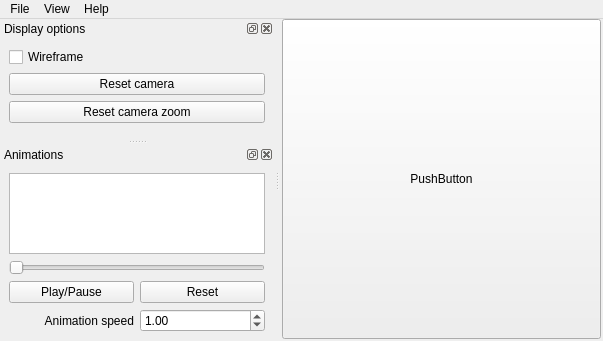
mapret/modelviewer, file ui/mainwindow.ui: the form before one commit.
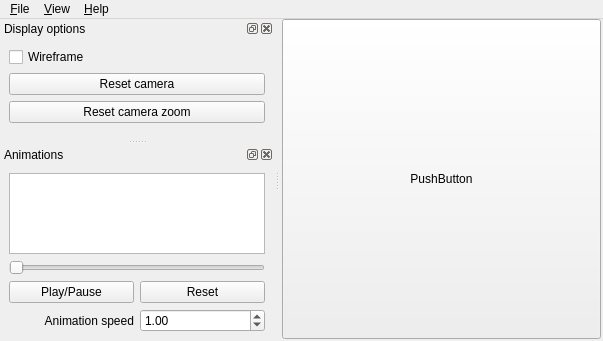
The form after the commit.

Commit message: Added some keyboard shortcuts

Diff of the .ui file:
```diff
--- a/ui/mainwindow.ui
+++ b/ui/mainwindow.ui
@@ -168,7 +168,7 @@
   <widget class="QMenuBar" name="menuBar">
    <widget class="QMenu" name="menuFile">
     <property name="title">
-     <string>File</string>
+     <string>&amp;File</string>
     </property>
     <addaction name="act_open"/>
     <addaction name="separator"/>
@@ -176,7 +176,7 @@
    </widget>
    <widget class="QMenu" name="menuHelp">
     <property name="title">
-     <string>Help</string>
+     <string>&amp;Help</string>
     </property>
     <addaction name="act_controls"/>
     <addaction name="separator"/>
@@ -186,7 +186,7 @@
    </widget>
    <widget class="QMenu" name="menuView">
     <property name="title">
-     <string>View</string>
+     <string>&amp;View</string>
     </property>
     <widget class="QMenu" name="menu_style">
      <property name="title">
```
Left out of the diff: 22 changed lines with no effect on the pictures.
